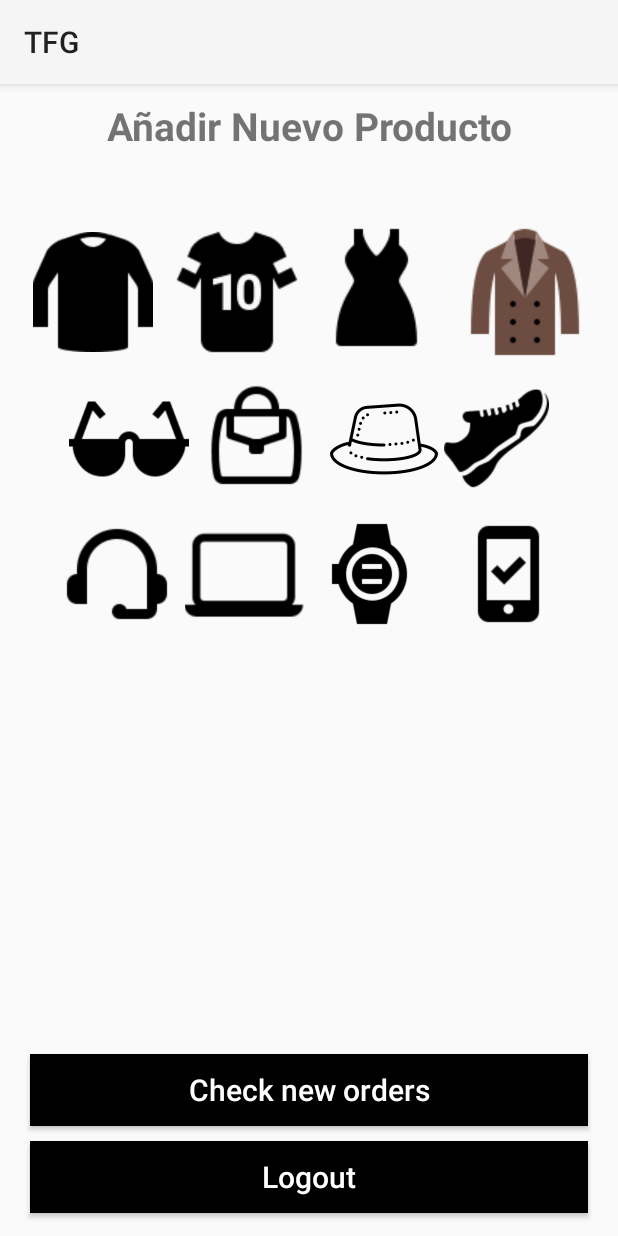
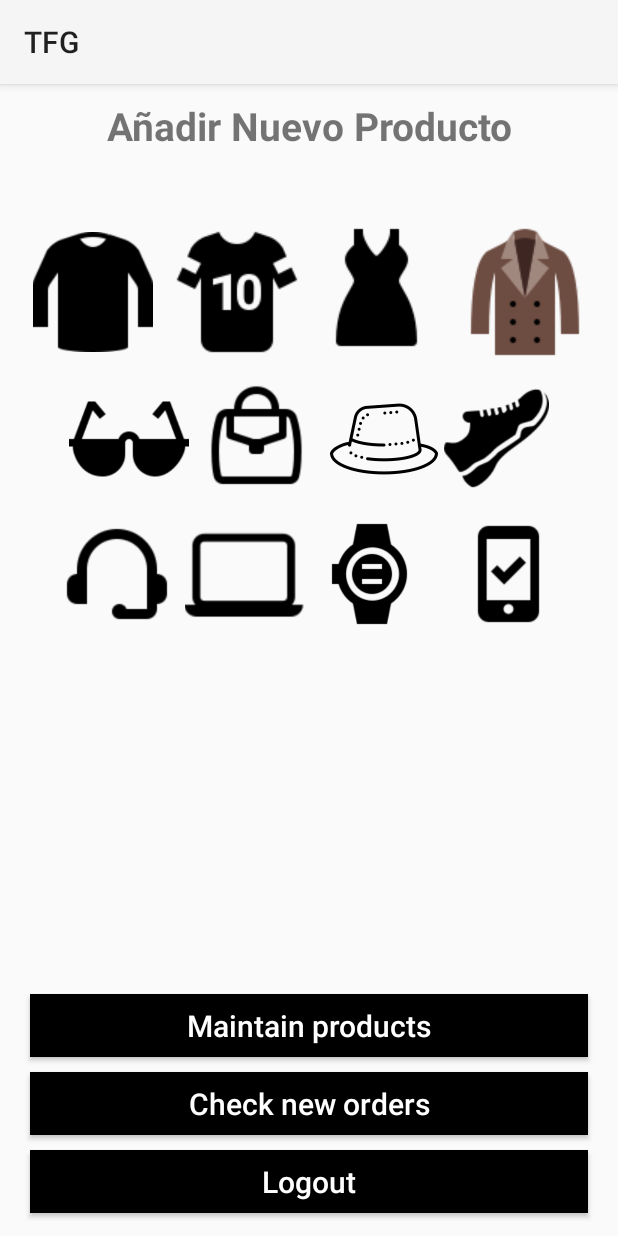
Before and after one commit to TFG-AVD/TFG-Git, an Android app: the AdminCategoryActivity screen opened directly, with no data from a screen before it, on a phone screen of 412 x 824 dp. Run offline under Robolectric (Android 15) with nearby library versions, the phone set to English and light mode, and no system bars.

Commit message:
Yo que se en verdad, lo hice ayer y se me olvido el push jajasalu2

```diff
--- a/app/src/main/res/layout/activity_admin_category.xml
+++ b/app/src/main/res/layout/activity_admin_category.xml
@@ -125,9 +125,24 @@
     </LinearLayout>
 
     <Button
+        android:id="@+id/maintain_btn"
+        android:layout_width="match_parent"
+        android:layout_height="42dp"
+        android:layout_above="@+id/check_orders_btn"
+        android:layout_marginLeft="20dp"
+        android:layout_marginRight="20dp"
+        android:layout_marginBottom="10dp"
+        android:background="@color/black"
+        android:text="Maintain products"
+        android:textColor="@color/white"
+        android:textSize="20dp"
+        android:textAllCaps="false"
+        />
+
+    <Button
         android:id="@+id/check_orders_btn"
         android:layout_width="match_parent"
-        android:layout_height="wrap_content"
+        android:layout_height="42dp"
         android:layout_above="@+id/admin_logout_btn"
         android:layout_marginLeft="20dp"
         android:layout_marginRight="20dp"
@@ -142,7 +157,7 @@
     <Button
         android:id="@+id/admin_logout_btn"
         android:layout_width="match_parent"
-        android:layout_height="wrap_content"
+        android:layout_height="42dp"
         android:layout_alignParentBottom="true"
         android:layout_marginLeft="20dp"
         android:layout_marginRight="20dp"
--- a/app/src/main/res/layout/products_items_layout.xml
+++ b/app/src/main/res/layout/products_items_layout.xml
@@ -1,5 +1,6 @@
 <?xml version="1.0" encoding="utf-8"?>
-<androidx.cardview.widget.CardView xmlns:android="http://schemas.android.com/apk/res/android"
+<androidx.cardview.widget.CardView
+    xmlns:android="http://schemas.android.com/apk/res/android"
     android:layout_width="match_parent"
     android:layout_height="wrap_content"
     xmlns:app="http://schemas.android.com/apk/res-auto"
```
Also changed, not shown: app/src/main/AndroidManifest.xml (+10 -0 lines), app/src/main/java/com/example/tfg/AdminMaintainProductsActivity.java (added, +27 -0 lines), app/src/main/res/layout/activity_admin_maintain_products.xml (added, +78 -0 lines).
